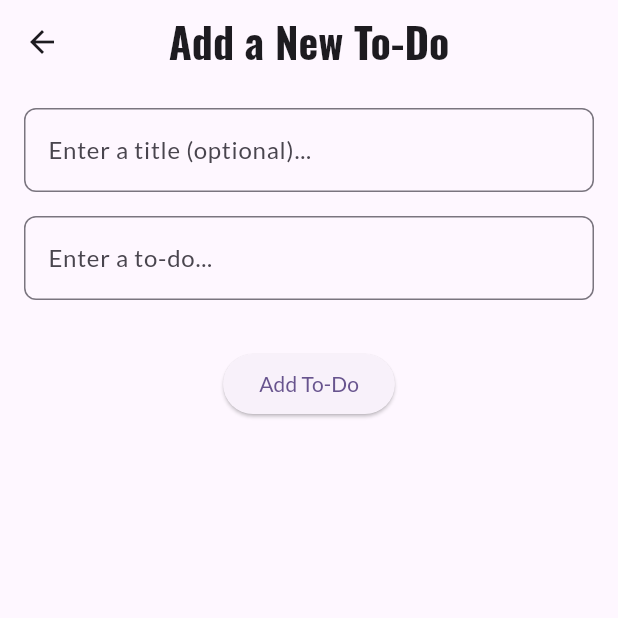
After one commit to yesthisisbobb/tasklist, a Flutter app: the screen it shows after launch, after a tap on the "add" icon, on a phone screen of 412 x 824 dp, the top half of it. The commit adds this screen. Run offline on Flutter 3.47's test engine with Material 3 defaults, Android fonts, the phone set to English and light mode, and no system bars; our stand-ins replace google_fonts.

Commit message:
Main bulk for to-do

```diff
--- a/lib/features/todo/domain/models/todo.dart
+++ b/lib/features/todo/domain/models/todo.dart
@@ -1,12 +1,14 @@
 
 class Todo {
   final String id;
-  final String title;
+  final String? title;
+  final String description;
   bool isCompleted;
 
   Todo({
     required this.id,
-    required this.title,
+    this.title,
+    required this.description,
     this.isCompleted = false,
   });
 }
--- a/lib/features/todo/presentation/providers/todo_provider.dart
+++ b/lib/features/todo/presentation/providers/todo_provider.dart
@@ -2,15 +2,24 @@
 import 'package:flutter/material.dart';
 import 'package:myapp/features/todo/domain/models/todo.dart';
 
+enum SortOption { date, alphabetical, completed }
+
 class TodoProvider with ChangeNotifier {
   final List<Todo> _todos = [];
+  SortOption _sortOption = SortOption.date;
 
-  List<Todo> get todos => _todos;
+  List<Todo> get todos {
+    _sortTodos();
+    return _todos;
+  }
 
-  void addTodo(String title) {
+  SortOption get sortOption => _sortOption;
+
+  void addTodo(String description, {String? title}) {
     final newTodo = Todo(
       id: DateTime.now().toString(),
       title: title,
+      description: description,
     );
     _todos.add(newTodo);
     notifyListeners();
@@ -26,4 +35,27 @@ class TodoProvider with ChangeNotifier {
     _todos.removeWhere((todo) => todo.id == id);
     notifyListeners();
   }
+
+  void changeSortOption(SortOption option) {
+    _sortOption = option;
+    notifyListeners();
+  }
+
+  void _sortTodos() {
+    switch (_sortOption) {
+      case SortOption.alphabetical:
+        _todos.sort((a, b) => a.description.compareTo(b.description));
+        break;
+      case SortOption.completed:
+        _todos.sort((a, b) {
+          if (a.isCompleted && !b.isCompleted) return -1;
+          if (!a.isCompleted && b.isCompleted) return 1;
+          return 0;
+        });
+        break;
+      case SortOption.date:
+        _todos.sort((a, b) => b.id.compareTo(a.id));
+        break;
+    }
+  }
 }
--- /dev/null
+++ b/lib/features/todo/presentation/screens/add_todo_screen.dart
@@ -0,0 +1,72 @@
+
+import 'package:flutter/material.dart';
+import 'package:google_fonts/google_fonts.dart';
+import 'package:myapp/features/todo/presentation/providers/todo_provider.dart';
+import 'package:provider/provider.dart';
+
+class AddTodoScreen extends StatefulWidget {
+  const AddTodoScreen({super.key});
+
+  @override
+  State<AddTodoScreen> createState() => _AddTodoScreenState();
+}
+
+class _AddTodoScreenState extends State<AddTodoScreen> {
+  final TextEditingController _titleController = TextEditingController();
+  final TextEditingController _descriptionController = TextEditingController();
+
+  @override
+  Widget build(BuildContext context) {
+    return Scaffold(
+      appBar: AppBar(
+        title: Text(
+          'Add a New To-Do',
+          style: GoogleFonts.oswald(
+            fontSize: 28,
+            fontWeight: FontWeight.bold,
+          ),
+        ),
+        centerTitle: true,
+      ),
+      body: Padding(
+        padding: const EdgeInsets.all(16.0),
+        child: Column(
+          children: [
+            TextField(
+              controller: _titleController,
+              decoration: InputDecoration(
+                hintText: 'Enter a title (optional)...',
+                border: OutlineInputBorder(
+                  borderRadius: BorderRadius.circular(8.0),
+                ),
+              ),
+            ),
+            const SizedBox(height: 16.0),
+            TextField(
+              controller: _descriptionController,
+              decoration: InputDecoration(
+                hintText: 'Enter a to-do...',
+                border: OutlineInputBorder(
+                  borderRadius: BorderRadius.circular(8.0),
+                ),
+              ),
+            ),
+            const SizedBox(height: 32.0),
+            ElevatedButton(
+              onPressed: () {
+                if (_descriptionController.text.isNotEmpty) {
+                  Provider.of<TodoProvider>(context, listen: false).addTodo(
+                    _descriptionController.text,
+                    title: _titleController.text.isNotEmpty ? _titleController.text : null,
+                  );
+                  Navigator.pop(context);
+                }
+              },
+              child: const Text('Add To-Do'),
+            ),
+          ],
+        ),
+      ),
+    );
+  }
+}
--- a/lib/features/todo/presentation/screens/home_screen.dart
+++ b/lib/features/todo/presentation/screens/home_screen.dart
@@ -2,6 +2,7 @@
 import 'package:flutter/material.dart';
 import 'package:google_fonts/google_fonts.dart';
 import 'package:myapp/features/todo/presentation/providers/todo_provider.dart';
+import 'package:myapp/features/todo/presentation/screens/add_todo_screen.dart';
 import 'package:myapp/features/todo/presentation/widgets/todo_item.dart';
 import 'package:provider/provider.dart';
 
@@ -11,7 +12,6 @@ class HomeScreen extends StatelessWidget {
   @override
   Widget build(BuildContext context) {
     final todoProvider = Provider.of<TodoProvider>(context);
-    final TextEditingController textEditingController = TextEditingController();
 
     return Scaffold(
       appBar: AppBar(
@@ -23,11 +23,34 @@ class HomeScreen extends StatelessWidget {
           ),
         ),
         centerTitle: true,
+        actions: [
+          PopupMenuButton<SortOption>(
+            onSelected: (option) => todoProvider.changeSortOption(option),
+            icon: const Icon(Icons.sort),
+            itemBuilder: (context) => [
+              const PopupMenuItem(
+                value: SortOption.date,
+                child: Text('Sort by Date'),
               ),
-      body: Column(
-        children: [
-          Expanded(
-            child: ListView.builder(
+              const PopupMenuItem(
+                value: SortOption.alphabetical,
+                child: Text('Sort Alphabetically'),
+              ),
+              const PopupMenuItem(
+                value: SortOption.completed,
+                child: Text('Sort by Completed'),
+              ),
+            ],
+          ),
+        ],
+      ),
+      body: GridView.builder(
+        gridDelegate: const SliverGridDelegateWithFixedCrossAxisCount(
+          crossAxisCount: 2,
+          childAspectRatio: 1.0,
+          crossAxisSpacing: 8.0,
+          mainAxisSpacing: 8.0,
+        ),
         itemCount: todoProvider.todos.length,
         itemBuilder: (context, index) {
           final todo = todoProvider.todos[index];
@@ -38,36 +61,12 @@ class HomeScreen extends StatelessWidget {
           );
         },
       ),
+      floatingActionButton: FloatingActionButton(
+        onPressed: () => Navigator.push(
+          context,
+          MaterialPageRoute(builder: (context) => const AddTodoScreen()),
         ),
-          Padding(
-            padding: const EdgeInsets.all(16.0),
-            child: Row(
-              children: [
-                Expanded(
-                  child: TextField(
-                    controller: textEditingController,
-                    decoration: InputDecoration(
-                      hintText: 'Enter a new to-do...',
-                      border: OutlineInputBorder(
-                        borderRadius: BorderRadius.circular(8.0),
-                      ),
-                    ),
-                  ),
-                ),
-                const SizedBox(width: 16.0),
-                ElevatedButton(
-                  onPressed: () {
-                    if (textEditingController.text.isNotEmpty) {
-                      todoProvider.addTodo(textEditingController.text);
-                      textEditingController.clear();
-                    }
-                  },
-                  child: const Text('Add'),
-                ),
-              ],
-            ),
-          ),
-        ],
+        child: const Icon(Icons.add),
       ),
     );
   }
```
Also changed, not shown: lib/features/todo/presentation/widgets/todo_item.dart (+46 -11 lines). Lines whose indentation alone changed are shown as unchanged.
